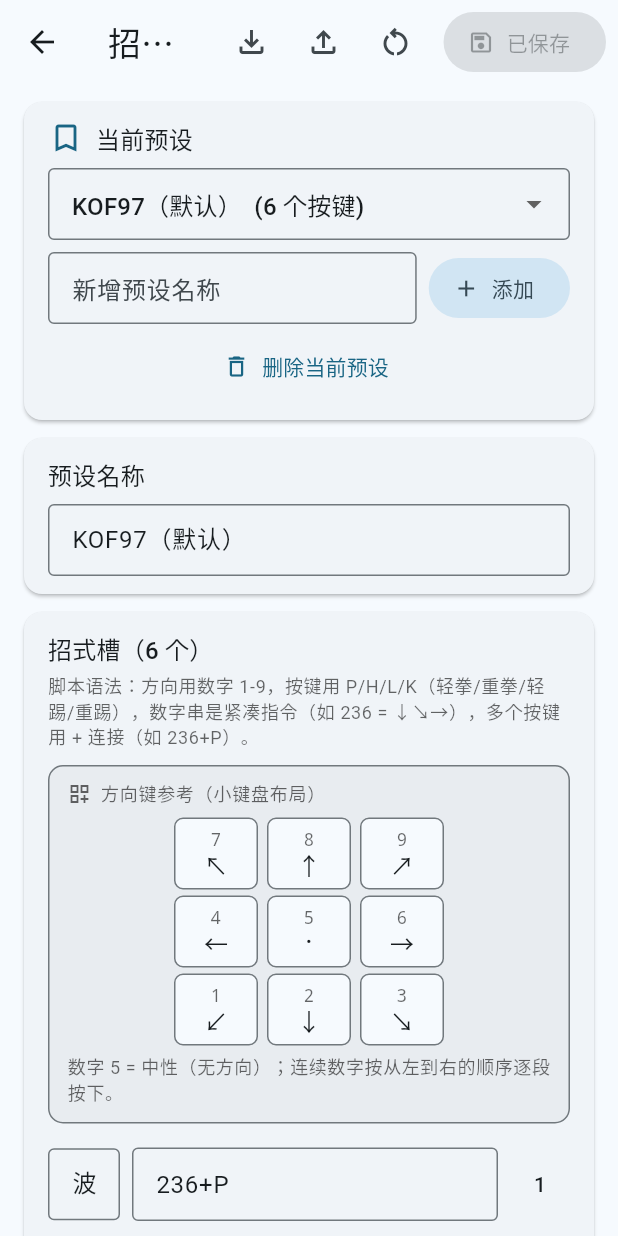
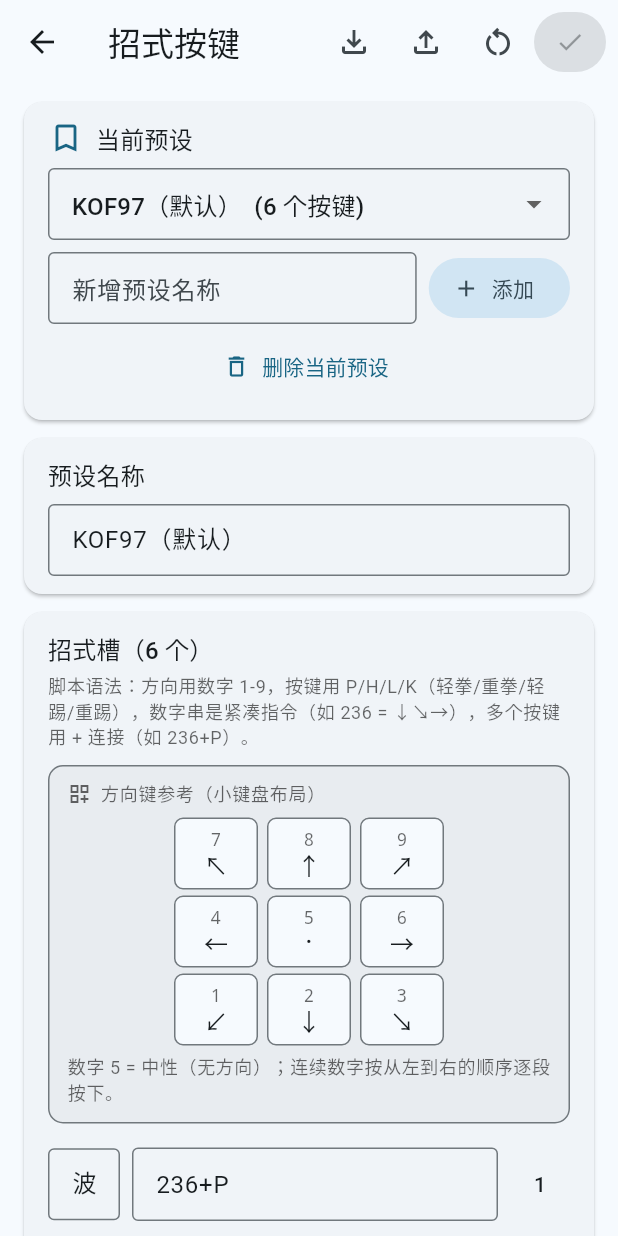
Before and after one commit to chihinglau/RetroEmuPouch, a Flutter app: the SpecialMovesEditorPage screen opened directly with empty values, on a phone screen of 412 x 824 dp. Run offline on Flutter 3.47's test engine with Material 3 defaults, Android fonts, the phone set to English and light mode, and no system bars; our stand-ins replace flutter_secure_storage, google_mobile_ads, multicast_dns, shared_preferences; accounts and stored records are empty; project files that could hold a hidden picture were left out.

Commit message:
fix(settings): 招式编辑器顶栏溢出（OVERFLOWED BY n PIXELS）
- 已保存态由带文字的 FilledButton 改为 icon-only 紧凑按钮（✓ + tooltip），移除多余 padding
- 预设下拉框加 isExpanded + ellipsis，长预设名不再撑爆内部 Row
- 黄黑斜纹调试溢出条消失（debug 包仍需目视确认）

```diff
--- a/app/lib/features/settings/special_moves_editor.dart
+++ b/app/lib/features/settings/special_moves_editor.dart
@@ -436,13 +436,27 @@
             icon: const Icon(Icons.restart_alt_outlined),
             onPressed: _resetToDefault,
           ),
+          // 未修改时用 icon-only 紧凑按钮：带「已保存」文字会在窄屏把
+          // AppBar actions 撑爆 21px（出现 OVERFLOWED BY n PIXELS 调试斜纹）。
           Padding(
-            padding: const EdgeInsets.symmetric(horizontal: 8),
-            child: FilledButton.icon(
-              onPressed: _saving || !_dirty ? null : _save,
-              icon: const Icon(Icons.save_outlined),
-              label: Text(_dirty ? '保存' : '已保存'),
-            ),
+            padding: const EdgeInsets.only(right: 8),
+            child: _dirty
+                ? FilledButton.icon(
+                    onPressed: _saving ? null : _save,
+                    icon: const Icon(Icons.save_outlined),
+                    label: const Text('保存'),
+                  )
+                : Tooltip(
+                    message: '已保存',
+                    child: FilledButton.tonal(
+                      onPressed: null,
+                      style: FilledButton.styleFrom(
+                        minimumSize: const Size(48, 40),
+                        padding: const EdgeInsets.all(8),
+                      ),
+                      child: const Icon(Icons.check, size: 20),
+                    ),
+                  ),
           ),
         ],
       ),
@@ -469,6 +483,9 @@
                     const SizedBox(height: 8),
                     DropdownButtonFormField<String>(
                       initialValue: _config.activeProfileId,
+                      // isExpanded + ellipsis：预设名过长时（如「KOF97（默认）(6 个按键)」）
+                      // 截断省略，否则下拉内部 Row 超宽出现 OVERFLOWED BY n PIXELS。
+                      isExpanded: true,
                       decoration: const InputDecoration(
                         border: OutlineInputBorder(),
                         isDense: true,
@@ -476,7 +493,11 @@
                       items: _config.profiles.values
                           .map((p) => DropdownMenuItem(
                                 value: p.id,
-                                child: Text('${p.label}  (${p.moves.length} 个按键)'),
+                                child: Text(
+                                  '${p.label}  (${p.moves.length} 个按键)',
+                                  maxLines: 1,
+                                  overflow: TextOverflow.ellipsis,
+                                ),
                               ))
                           .toList(),
                       onChanged: (v) {
```
